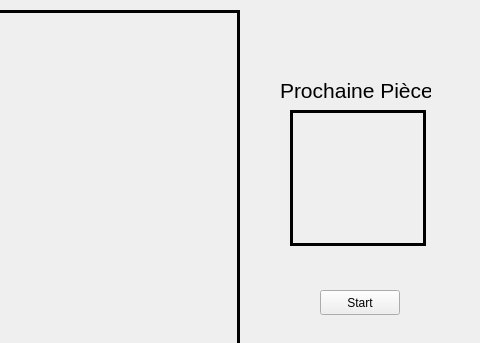
The window that src/mainfrm.ui (divtec-cejef/2020-JCO-Tetris) describes before a commit, drawn with Qt 5; both pictures show x 120 to 600 and y 0 to 343 of the 600 by 700 pixel window.
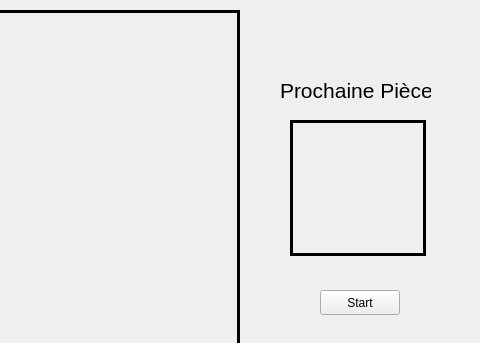
The same window after the commit. Custom widgets are drawn as their Qt base class.

Patch:
```diff
--- a/src/mainfrm.ui
+++ b/src/mainfrm.ui
@@ -89,44 +89,6 @@
     <number>3</number>
    </property>
   </widget>
-  <widget class="NextPiece" name="NextPiece">
-   <property name="geometry">
-    <rect>
-     <x>410</x>
-     <y>110</y>
-     <width>136</width>
-     <height>136</height>
-    </rect>
-   </property>
-   <property name="frameShape">
-    <enum>QFrame::NoFrame</enum>
-   </property>
-   <property name="frameShadow">
-    <enum>QFrame::Plain</enum>
-   </property>
-   <property name="lineWidth">
-    <number>3</number>
-   </property>
-   <widget class="QFrame" name="InsideNext">
-    <property name="geometry">
-     <rect>
-      <x>0</x>
-      <y>0</y>
-      <width>136</width>
-      <height>136</height>
-     </rect>
-    </property>
-    <property name="frameShape">
-     <enum>QFrame::Box</enum>
-    </property>
-    <property name="frameShadow">
-     <enum>QFrame::Plain</enum>
-    </property>
-    <property name="lineWidth">
-     <number>3</number>
-    </property>
-   </widget>
-  </widget>
   <widget class="QLabel" name="TXT_NextPiece">
    <property name="geometry">
     <rect>
@@ -158,6 +120,25 @@
     <string>Start</string>
    </property>
   </widget>
+  <widget class="NextPiece" name="frame">
+   <property name="geometry">
+    <rect>
+     <x>410</x>
+     <y>120</y>
+     <width>136</width>
+     <height>136</height>
+    </rect>
+   </property>
+   <property name="frameShape">
+    <enum>QFrame::Box</enum>
+   </property>
+   <property name="frameShadow">
+    <enum>QFrame::Plain</enum>
+   </property>
+   <property name="lineWidth">
+    <number>3</number>
+   </property>
+  </widget>
  </widget>
  <layoutdefault spacing="6" margin="11"/>
  <customwidgets>
```
Left out of the diff: 2 changed lines with no effect on the pictures.
